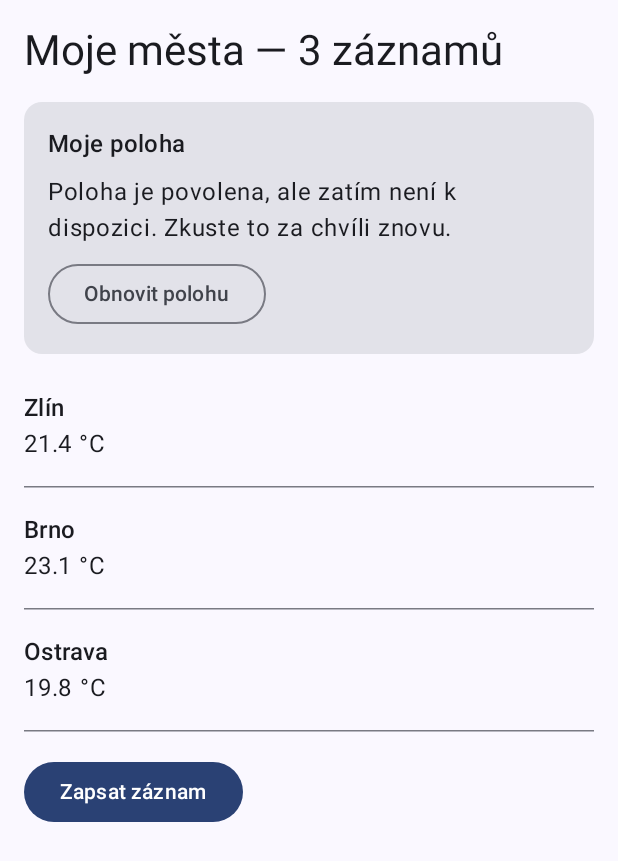
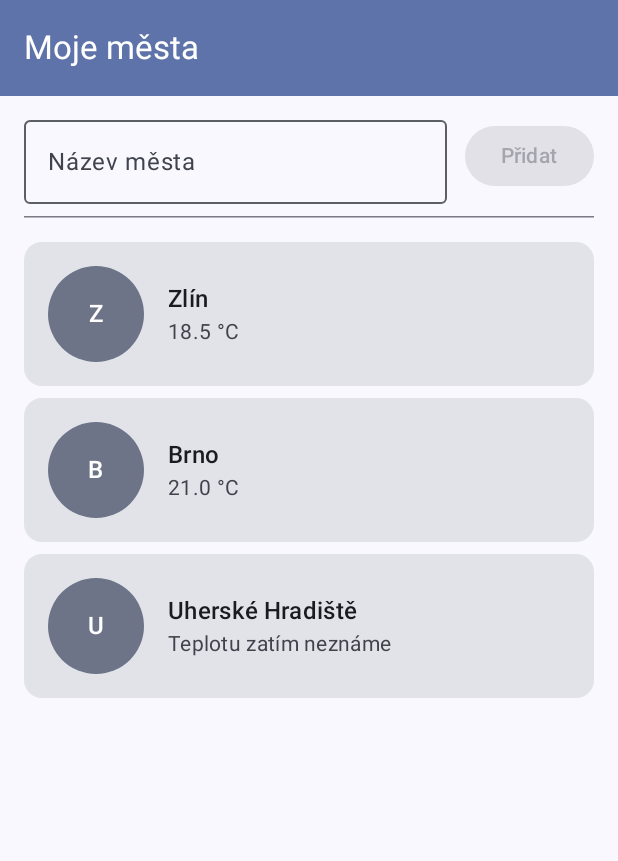
Before and after one commit to okmas03/meteodenik, an Android app built with Jetpack Compose: the screen it shows after launch (MainActivity), on a phone screen of 412 x 824 dp. Shown: the top 861 px of the screen. Run offline under Robolectric (Android 15) with nearby library versions, the phone set to English and light mode, and no system bars.

Commit message:
Lekce 07: obrazovka seznamu mest v Compose, stav hoistovany do MestaObrazovka

```diff
--- a/app/build.gradle.kts
+++ b/app/build.gradle.kts
@@ -46,6 +46,7 @@ dependencies {
     implementation(platform(libs.androidx.compose.bom))
     implementation(libs.androidx.activity.compose)
     implementation(libs.androidx.compose.material3)
+    implementation(libs.androidx.compose.runtime)
     implementation(libs.androidx.compose.ui)
     implementation(libs.androidx.compose.ui.graphics)
     implementation(libs.androidx.compose.ui.tooling.preview)
--- a/app/src/main/java/cz/utb/meteodenik/MainActivity.kt
+++ b/app/src/main/java/cz/utb/meteodenik/MainActivity.kt
@@ -1,35 +1,16 @@
 package cz.utb.meteodenik
 
-import android.content.Intent
 import android.os.Bundle
 import android.util.Log
 import androidx.activity.ComponentActivity
-import androidx.activity.compose.BackHandler
 import androidx.activity.compose.setContent
 import androidx.activity.enableEdgeToEdge
-import androidx.compose.foundation.clickable
-import androidx.compose.foundation.layout.Column
-import androidx.compose.foundation.layout.fillMaxSize
-import androidx.compose.foundation.layout.fillMaxWidth
-import androidx.compose.foundation.layout.padding
-import androidx.compose.material3.Button
-import androidx.compose.material3.HorizontalDivider
-import androidx.compose.material3.MaterialTheme
-import androidx.compose.material3.Scaffold
 import androidx.compose.material3.Text
 import androidx.compose.runtime.Composable
-import androidx.compose.runtime.getValue
-import androidx.compose.runtime.mutableStateOf
-import androidx.compose.runtime.remember
-import androidx.compose.runtime.setValue
 import androidx.compose.ui.Modifier
-import androidx.compose.ui.platform.LocalContext
-import androidx.compose.ui.res.pluralStringResource
-import androidx.compose.ui.res.stringResource
 import androidx.compose.ui.tooling.preview.Preview
-import androidx.compose.ui.unit.dp
-import cz.utb.meteodenik.model.UKAZKOVA_MESTA
 import cz.utb.meteodenik.ui.theme.MeteoDenikTheme
+import cz.utb.meteodenik.ui.MestaObrazovka
 
 private const val TAG = "Cyklus"
 
@@ -41,19 +22,7 @@ class MainActivity : ComponentActivity() {
         enableEdgeToEdge()
         setContent {
             MeteoDenikTheme {
-                var zobrazitBmi by remember { mutableStateOf(false) }
-
-                Scaffold(modifier = Modifier.fillMaxSize()) { innerPadding ->
-                    if (zobrazitBmi) {
-                        BackHandler { zobrazitBmi = false }
-                        BmiObrazovka(modifier = Modifier.padding(innerPadding))
-                    } else {
-                        MeteoObrazovka(
-                            onOtevritBmi = { zobrazitBmi = true },
-                            modifier = Modifier.padding(innerPadding)
-                        )
-                    }
-                }
+                MestaObrazovka()
             }
         }
     }
@@ -90,63 +59,6 @@ class MainActivity : ComponentActivity() {
 }
 
 @Composable
-fun MeteoObrazovka(
-    onOtevritBmi: () -> Unit,
-    modifier: Modifier = Modifier
-) {
-    var zapsano by remember { mutableStateOf(false) }
-    val context = LocalContext.current
-    val pocet = UKAZKOVA_MESTA.size
-
-    Column(modifier = modifier.padding(16.dp)) {
-
-        // ① titulek s plurálem
-        Text(
-            text = pluralStringResource(R.plurals.pocet_zaznamu, pocet, pocet),
-            style = MaterialTheme.typography.headlineMedium,
-            modifier = Modifier.padding(bottom = 16.dp)
-        )
-
-        // ② tlačítko polohy
-        PolohaKarta(modifier = Modifier.padding(bottom = 8.dp))
-
-        // ③ seznam měst
-        UKAZKOVA_MESTA.forEach { mesto ->
-            Column(
-                modifier = Modifier
-                    .fillMaxWidth()
-                    .clickable {
-                        val intent = Intent(context, DetailMestaActivity::class.java)
-                            .putExtra(DetailMestaActivity.EXTRA_MESTO, mesto.nazev)
-                            .putExtra(DetailMestaActivity.EXTRA_TEPLOTA, mesto.teplota)
-                        context.startActivity(intent)
-                    }
-                    .padding(vertical = 16.dp)
-            ) {
-                Text(mesto.nazev, style = MaterialTheme.typography.titleMedium)
-                Text(stringResource(R.string.teplota_format, mesto.teplota))
-            }
-            HorizontalDivider()
-        }
-
-        if (zapsano) {
-            Text(
-                text = stringResource(R.string.text_po_kliknuti),
-                color = MaterialTheme.colorScheme.primary
-            )
-        }
-
-        // ④ tlačítko zápisu
-        Button(
-            onClick = { zapsano = true },
-            modifier = Modifier.padding(top = 16.dp)
-        ) {
-            Text(stringResource(R.string.seznam_tlacitko_zapsat))
-        }
-    }
-}
-
-@Composable
 fun Greeting(name: String, modifier: Modifier = Modifier) {
     Text(
         text = "Meteo deník - $name!",
--- a/app/src/main/java/cz/utb/meteodenik/model/Mesto.kt
+++ b/app/src/main/java/cz/utb/meteodenik/model/Mesto.kt
@@ -1,14 +1,7 @@
 package cz.utb.meteodenik.model
 
 data class Mesto(
+    val id: Int,
     val nazev: String,
-    val teplota: Double
+    val teplotaC: Double?   // null = teplotu ještě neznáme, doplní ji API v lekci 11
 )
-
-// Názvy měst jsou data, ne texty rozhraní – proto smějí být v kódu.
-// V lekci 11 je nahradí odpověď z Open-Meteo API.
-val UKAZKOVA_MESTA = listOf(
-    Mesto("Zlín", 21.4),
-    Mesto("Brno", 23.1),
-    Mesto("Ostrava", 19.8)
-)
--- /dev/null
+++ b/app/src/main/java/cz/utb/meteodenik/ui/MestaScreen.kt
@@ -0,0 +1,270 @@
+package cz.utb.meteodenik.ui
+
+import android.content.res.Configuration
+import cz.utb.meteodenik.R
+import androidx.compose.foundation.background
+import androidx.compose.foundation.layout.Arrangement
+import androidx.compose.foundation.layout.Box
+import androidx.compose.foundation.layout.Column
+import androidx.compose.foundation.layout.PaddingValues
+import androidx.compose.foundation.layout.Row
+import androidx.compose.foundation.layout.Spacer
+import androidx.compose.foundation.layout.fillMaxSize
+import androidx.compose.foundation.layout.fillMaxWidth
+import androidx.compose.foundation.layout.height
+import androidx.compose.foundation.layout.padding
+import androidx.compose.foundation.layout.size
+import androidx.compose.foundation.layout.width
+import androidx.compose.foundation.lazy.LazyColumn
+import androidx.compose.foundation.lazy.items
+import androidx.compose.foundation.shape.CircleShape
+import androidx.compose.material3.Button
+import androidx.compose.material3.Card
+import androidx.compose.material3.ExperimentalMaterial3Api
+import androidx.compose.material3.HorizontalDivider
+import androidx.compose.material3.MaterialTheme
+import androidx.compose.material3.OutlinedTextField
+import androidx.compose.material3.Scaffold
+import androidx.compose.material3.Text
+import androidx.compose.material3.TopAppBar
+import androidx.compose.material3.TopAppBarDefaults
+import androidx.compose.runtime.Composable
+import androidx.compose.runtime.getValue
+import androidx.compose.runtime.mutableStateOf
+import androidx.compose.runtime.remember
+import androidx.compose.runtime.saveable.rememberSaveable
+import androidx.compose.runtime.setValue
+import androidx.compose.ui.Alignment
+import androidx.compose.ui.Modifier
+import androidx.compose.ui.draw.clip
+import androidx.compose.ui.res.stringResource
+import androidx.compose.ui.semantics.contentDescription
+import androidx.compose.ui.semantics.semantics
+import androidx.compose.ui.text.style.TextOverflow
+import androidx.compose.ui.tooling.preview.Preview
+import androidx.compose.ui.unit.dp
+import cz.utb.meteodenik.model.Mesto
+import cz.utb.meteodenik.ui.theme.MeteoDenikTheme
+
+@Composable
+fun MestoKarta(
+    mesto: Mesto,
+    modifier: Modifier = Modifier
+) {
+    Card(modifier = modifier.fillMaxWidth()) {
+        Row(
+            modifier = Modifier.padding(16.dp),
+            verticalAlignment = Alignment.CenterVertically
+        ) {
+            Box(
+                modifier = Modifier
+                    .size(64.dp)
+                    .clip(CircleShape)
+                    .background(MaterialTheme.colorScheme.secondaryContainer)
+                    .semantics { contentDescription = mesto.nazev },
+                contentAlignment = Alignment.Center
+            ) {
+                Text(
+                    text = mesto.nazev.take(1).uppercase(),
+                    style = MaterialTheme.typography.titleMedium,
+                    color = MaterialTheme.colorScheme.onSecondaryContainer
+                )
+            }
+
+            Spacer(modifier = Modifier.width(16.dp))
+
+            Column(modifier = Modifier.weight(1f)) {
+                Text(
+                    text = mesto.nazev,
+                    style = MaterialTheme.typography.titleMedium,
+                    maxLines = 1,
+                    overflow = TextOverflow.Ellipsis
+                )
+                Text(
+                    text = if (mesto.teplotaC != null) {
+                        stringResource(R.string.mesto_teplota, mesto.teplotaC)
+                    } else {
+                        stringResource(R.string.mesto_teplota_neznama)
+                    },
+                    style = MaterialTheme.typography.bodyMedium,
+                    color = MaterialTheme.colorScheme.onSurfaceVariant
+                )
+            }
+        }
+    }
+}
+
+internal val ukazkovaMesta = listOf(
+    Mesto(id = 1, nazev = "Zlín", teplotaC = 18.5),
+    Mesto(id = 2, nazev = "Brno", teplotaC = 21.0),
+    Mesto(id = 3, nazev = "Uherské Hradiště", teplotaC = null)
+)
+
+@Preview(name = "Karta — světlá", showBackground = true)
+@Preview(name = "Karta — tmavá", showBackground = true, uiMode = Configuration.UI_MODE_NIGHT_YES)
+@Composable
+private fun MestoKartaPreview() {
+    MeteoDenikTheme {
+        MestoKarta(mesto = ukazkovaMesta.first(), modifier = Modifier.padding(16.dp))
+    }
+}
+
+@Composable
+fun PridatMestoRadek(
+    nazev: String,
+    onNazevChange: (String) -> Unit,
+    onPridat: () -> Unit,
+    modifier: Modifier = Modifier
+) {
+    Row(
+        modifier = modifier.fillMaxWidth(),
+        verticalAlignment = Alignment.CenterVertically
+    ) {
+        OutlinedTextField(
+            value = nazev,
+            onValueChange = onNazevChange,
+            label = { Text(stringResource(R.string.mesto_pole_label)) },
+            singleLine = true,
+            modifier = Modifier.weight(1f)
+        )
+        Spacer(modifier = Modifier.width(12.dp))
+        Button(
+            onClick = onPridat,
+            enabled = nazev.isNotBlank()
+        ) {
+            Text(text = stringResource(R.string.mesto_pridat))
+        }
+    }
+}
+
+@Preview(showBackground = true)
+@Composable
+private fun PridatMestoRadekPreview() {
+    MeteoDenikTheme {
+        Column(modifier = Modifier.padding(16.dp)) {
+            PridatMestoRadek(nazev = "", onNazevChange = {}, onPridat = {})
+            Spacer(modifier = Modifier.height(16.dp))
+            PridatMestoRadek(nazev = "Zlín", onNazevChange = {}, onPridat = {})
+        }
+    }
+}
+
+
+@Composable
+fun MestaSeznam(
+    mesta: List<Mesto>,
+    modifier: Modifier = Modifier
+) {
+    if (mesta.isEmpty()) {
+        Text(
+            text = stringResource(R.string.mesta_prazdno),
+            style = MaterialTheme.typography.bodyMedium,
+            color = MaterialTheme.colorScheme.onSurfaceVariant,
+            modifier = modifier.padding(vertical = 32.dp)
+        )
+    } else {
+        LazyColumn(
+            modifier = modifier.fillMaxSize(),
+            contentPadding = PaddingValues(vertical = 8.dp),
+            verticalArrangement = Arrangement.spacedBy(8.dp)
+        ) {
+            items(
+                items = mesta,
+                key = { mesto -> mesto.id }
+            ) { mesto ->
+                MestoKarta(mesto = mesto)
+            }
+        }
+    }
+}
+
+@OptIn(ExperimentalMaterial3Api::class)   // TopAppBar je v Material 3 stále experimentální
+@Composable
+fun MestaObsah(
+    mesta: List<Mesto>,
+    novyNazev: String,
+    onNovyNazevChange: (String) -> Unit,
+    onPridatMesto: () -> Unit,
+    modifier: Modifier = Modifier
+) {
+    Scaffold(
+        modifier = modifier.fillMaxSize(),
+        topBar = {
+            TopAppBar(
+                title = { Text(text = stringResource(R.string.mesta_titulek)) },
+                colors = TopAppBarDefaults.topAppBarColors(
+                    containerColor = MaterialTheme.colorScheme.primaryContainer,
+                    titleContentColor = MaterialTheme.colorScheme.onPrimaryContainer
+                )
+            )
+        }
+    ) { innerPadding ->
+        Column(
+            modifier = Modifier
+                .padding(innerPadding)
+                .padding(horizontal = 16.dp)
+        ) {
+            Spacer(modifier = Modifier.height(8.dp))
+            PridatMestoRadek(
+                nazev = novyNazev,
+                onNazevChange = onNovyNazevChange,
+                onPridat = onPridatMesto
+            )
+            HorizontalDivider(modifier = Modifier.padding(vertical = 8.dp))
+            MestaSeznam(mesta = mesta)
+        }
+    }
+}
+
+@Composable
+fun MestaObrazovka(modifier: Modifier = Modifier) {
+    // Jediné místo v celé obrazovce, kde bydlí stav.
+    // V lekci 08 převezme seznam měst ViewModel; komponenty pod ní se nezmění.
+    var novyNazev by rememberSaveable { mutableStateOf("") }
+    var mesta by remember { mutableStateOf(ukazkovaMesta) }
+
+    MestaObsah(
+        mesta = mesta,
+        novyNazev = novyNazev,
+        onNovyNazevChange = { novyNazev = it },
+        onPridatMesto = {
+            val nazev = novyNazev.trim()
+            if (nazev.isNotEmpty()) {
+                mesta = mesta + Mesto(
+                    id = (mesta.maxOfOrNull { it.id } ?: 0) + 1,
+                    nazev = nazev,
+                    teplotaC = null
+                )
+                novyNazev = ""
+            }
+        },
+        modifier = modifier
+    )
+}
+
+@Preview(name = "Obrazovka — světlá", showBackground = true)
+@Preview(name = "Obrazovka — tmavá", showBackground = true, uiMode = Configuration.UI_MODE_NIGHT_YES)
+@Composable
+private fun MestaObsahPreview() {
+    MeteoDenikTheme {
+        MestaObsah(
+            mesta = ukazkovaMesta,
+            novyNazev = "Otrokovice",
+            onNovyNazevChange = {},
+            onPridatMesto = {}
+        )
+    }
+}
+
+@Preview(name = "Obrazovka — prázdný seznam", showBackground = true)
+@Composable
+private fun MestaObsahPrazdnaPreview() {
+    MeteoDenikTheme {
+        MestaObsah(
+            mesta = emptyList(),
+            novyNazev = "",
+            onNovyNazevChange = {},
+            onPridatMesto = {}
+        )
+    }
+}
--- a/app/src/main/res/values/strings.xml
+++ b/app/src/main/res/values/strings.xml
@@ -35,6 +35,14 @@
     <string name="poloha_neznama">Poloha je povolena, ale zatím není k dispozici. Zkuste to za chvíli znovu.</string>
     <string name="poloha_obnovit">Obnovit polohu</string>
 
+    <string name="mesta_titulek">Moje města</string>
+    <string name="mesta_prazdno">Zatím tu není žádné město. Přidejte první.</string>
+    <string name="mesto_pole_label">Název města</string>
+    <string name="mesto_pridat">Přidat</string>
+    <string name="mesto_teplota">%1$.1f °C</string>
+    <string name="mesto_teplota_neznama">Teplotu zatím neznáme</string>
+    <string name="mesto_avatar_popis">Značka města</string>
+
 
 
 
--- a/gradle/libs.versions.toml
+++ b/gradle/libs.versions.toml
@@ -9,6 +9,7 @@ activityCompose = "1.13.0"
 kotlin = "2.2.10"
 composeBom = "2026.02.01"
 material3 = "1.4.0"
+runtime = "1.12.1"
 
 [libraries]
 androidx-core-ktx = { group = "androidx.core", name = "core-ktx", version.ref = "coreKtx" }
@@ -26,6 +27,7 @@ androidx-compose-ui-test-manifest = { group = "androidx.compose.ui", name = "ui-
 androidx-compose-ui-test-junit4 = { group = "androidx.compose.ui", name = "ui-test-junit4" }
 androidx-compose-material3 = { group = "androidx.compose.material3", name = "material3" }
 androidx-material3 = { group = "androidx.compose.material3", name = "material3", version.ref = "material3" }
+androidx-compose-runtime = { group = "androidx.compose.runtime", name = "runtime", version.ref = "runtime" }
 
 [plugins]
 android-application = { id = "com.android.application", version.ref = "agp" }
```
Also changed, not shown: 1 other file.
